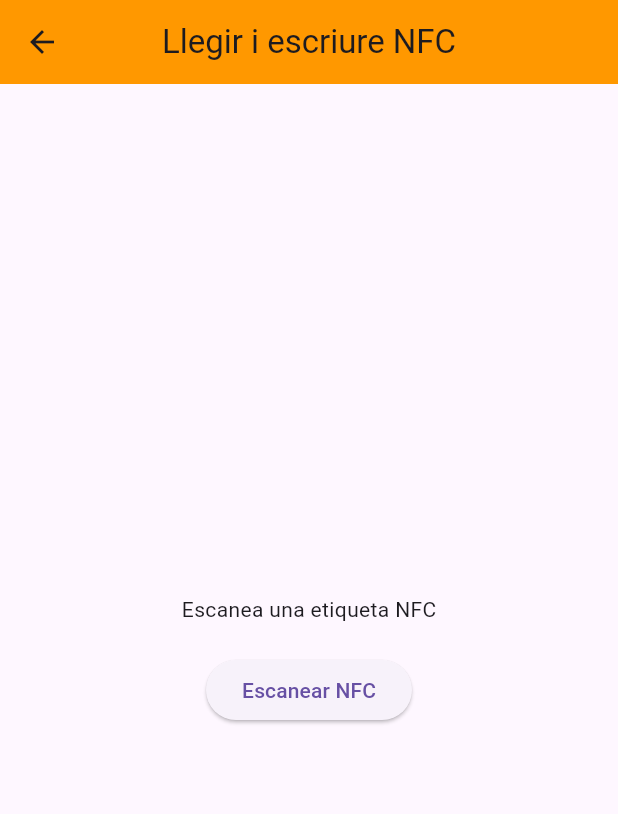
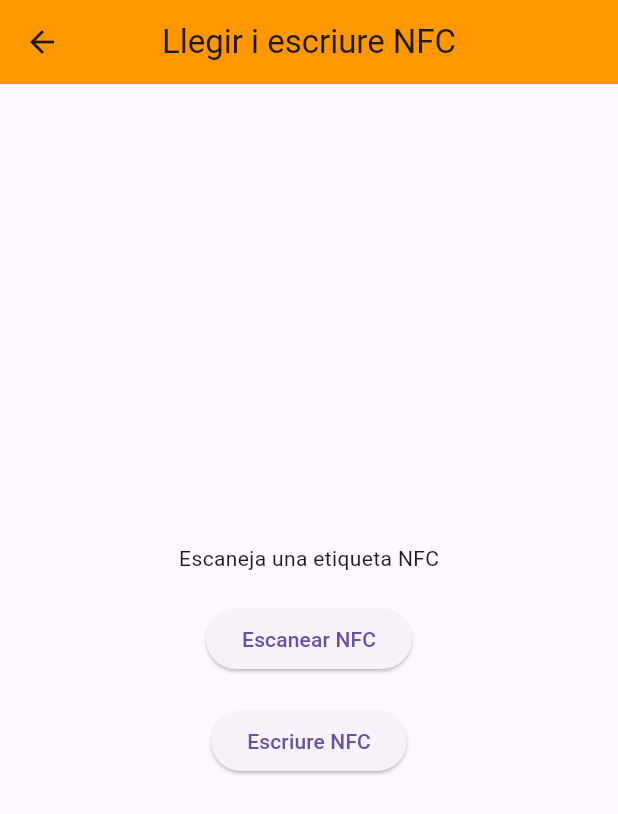
Before and after one commit to JoelFusterBosch/Projecte_Final_DAM_Gestio-_d_una_falla, a Flutter app: the LlegirNFCScreen screen opened directly, on a phone screen of 412 x 824 dp. Shown: the top 814 px of the screen. Run offline on Flutter 3.47's test engine with Material 3 defaults, Android fonts, the phone set to English and light mode, and no system bars; missing offline and left inert: dart:ffi, nfc_manager.

Commit message:
Pantalla d'escriure i llegir NFC i documentació de com posar un usuari en codi de barres

```diff
--- a/gestio_falla/lib/screens/llegir_nfc_screen.dart
+++ b/gestio_falla/lib/screens/llegir_nfc_screen.dart
@@ -5,10 +5,10 @@ class LlegirNFCScreen extends StatefulWidget{
   const LlegirNFCScreen({super.key});
 
   @override
-  LlegirNFCScreenState createState() => LlegirNFCScreenState();
+  State<LlegirNFCScreen> createState() => LlegirNFCScreenState();
 }
 class LlegirNFCScreenState extends State<LlegirNFCScreen> {
-  String _nfcData = "Escanea una etiqueta NFC";
+  String _nfcData = "Escaneja una etiqueta NFC";
   String codiNFC="8430001000017";
 
   void _startNFC() async {
@@ -19,15 +19,24 @@ class LlegirNFCScreenState extends State<LlegirNFCScreen> {
       });
       return;
     }
-    void _writeNFC() async{
-      bool isAvailable = await NfcManager.instance.isAvailable();
-      if(!isAvailable){
-        setState(() {
-          Text("NFC no disponible");
-        });
-      }
+
+    NfcManager.instance.startSession(onDiscovered: (NfcTag tag) async {
+      setState(() {
+        _nfcData = tag.data.toString();
+      });
+      await NfcManager.instance.stopSession();
+    });
+  }
+
+  void _writeNFC() async {
+    bool isAvailable = await NfcManager.instance.isAvailable();
+    if (!isAvailable) {
+      setState(() {
+        _nfcData = "NFC no disponible";
+      });
       return;
     }
+
     NfcManager.instance.startSession(onDiscovered: (NfcTag tag) async {
       var ndef = Ndef.from(tag);
       if (ndef == null || !ndef.isWritable) {
@@ -42,10 +51,20 @@ class LlegirNFCScreenState extends State<LlegirNFCScreen> {
         NdefRecord.createText(codiNFC),
       ]);
 
-
+      try {
+        await ndef.write(message);
+        setState(() {
+          _nfcData = "Etiqueta escrita correctament";
+        });
+        NfcManager.instance.stopSession();
+      } catch (e) {
+        setState(() {
+          _nfcData = "Error en escriure";
+        });
+        NfcManager.instance.stopSession(errorMessage: "Error en escriure dades");
+      }
     });
   }
-
 
   @override
   Widget build(BuildContext context) {
@@ -65,6 +84,11 @@ class LlegirNFCScreenState extends State<LlegirNFCScreen> {
               onPressed: _startNFC,
               child: Text("Escanear NFC"),
             ),
+            SizedBox(height: 20,),
+            ElevatedButton(
+              onPressed: _writeNFC,
+               child: Text("Escriure NFC"),
+            )
           ],
         ),
       ),
```
Also changed, not shown: static/description/Configuració_Odoo/Usuaris en codi de barres/Barra_inferior_contacte.png (added), static/description/Configuració_Odoo/Usuaris en codi de barres/Informació_venda_i_compra.png (added), static/description/Configuració_Odoo/Usuaris en codi de barres/Instalació_codi_de_barres.png (added), static/description/Configuració_Odoo/Usuaris en codi de barres/Instalació_contactes.png (added), static/description/Configuració_Odoo/Usuaris en codi de barres/Instalació_empleats.png (added), static/description/Configuració_Odoo/Usuaris en codi de barres/Instalació_punt_venda.png (added), static/description/Configuració_Odoo/Usuaris en codi de barres/Pantalla_contactes.png (added), static/description/Configuració_Odoo/Usuaris en codi de barres/Pantalla_creació_contacte.png (added), static/description/Configuració_Odoo/Usuaris en codi de barres/boto_afegir_contacte.png (added), static/description/Configuració_Odoo/Usuaris en codi de barres/icona.png (added), static/description/Configuració_Odoo/Usuaris en codi de barres/icona_guradar.png (added), 2 other files.
